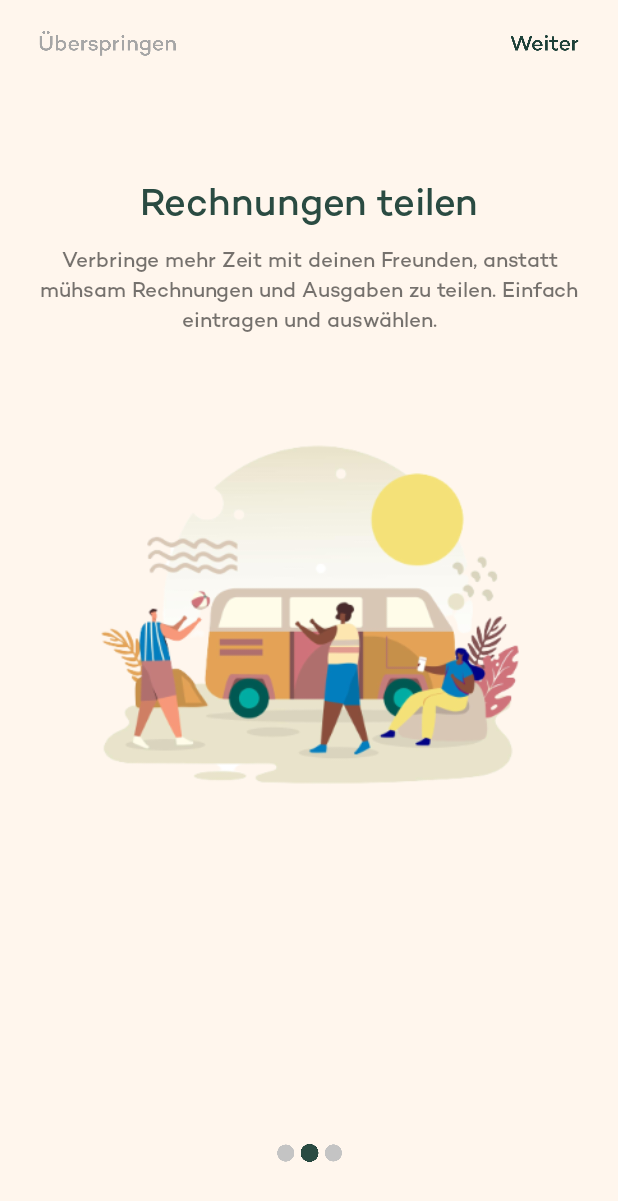
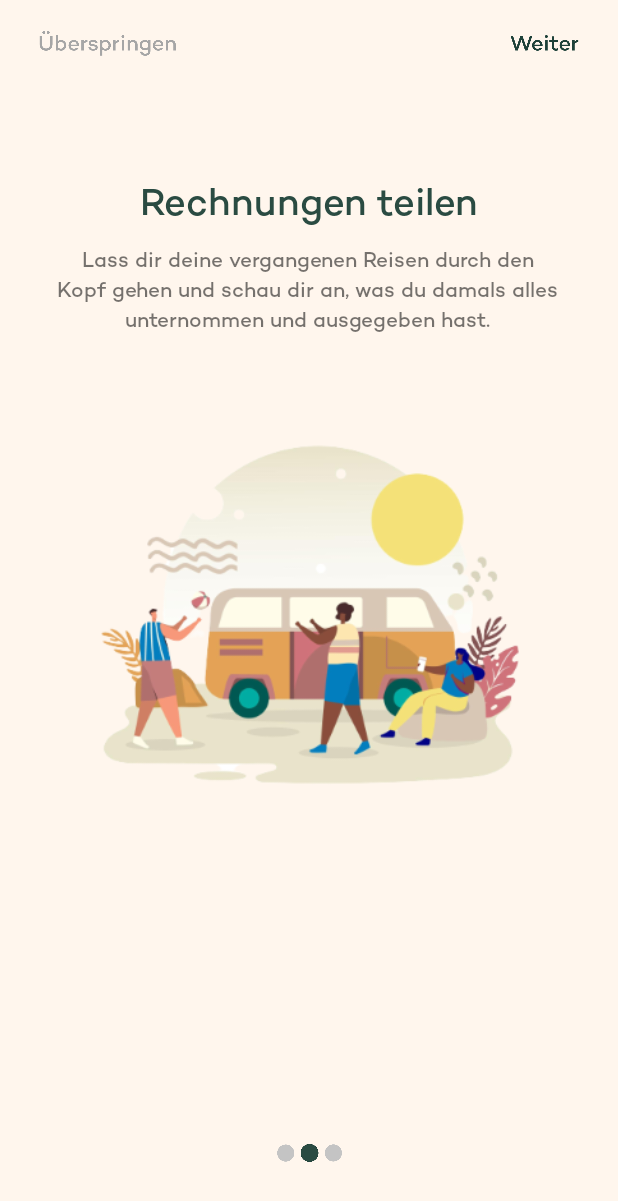
Before and after one commit to Plytek/roadsplit, an Android app: the TutActivityTwo screen opened directly, with no data from a screen before it, on a phone screen of 412 x 824 dp. Shown: the top 1201 px of the screen. Run offline under Robolectric (Android 15) with nearby library versions, the phone set to English and light mode, and no system bars.

Commit message:
Tryn to fix that Centering vom Text

```diff
--- a/app/src/main/res/layout/activity_tut_one.xml
+++ b/app/src/main/res/layout/activity_tut_one.xml
@@ -61,7 +61,7 @@
         android:layout_marginEnd="16dp"
         android:gravity="center"
         android:lineSpacingExtra="5sp"
-        android:text="Plane gemeinsam mit deinen Freunden deine eigene Reise. Inklusive Packliste, Reisestopps Budgetplanung und viel mehr."
+        android:text="Lass dir deine vergangenen Reisen durch den Kopf gehen und schau dir an, was du damals alles unternommen und ausgegeben hast."
         app:layout_constraintBottom_toBottomOf="parent"
         app:layout_constraintEnd_toEndOf="parent"
         app:layout_constraintHorizontal_bias="0.515"
--- a/app/src/main/res/layout/activity_tut_three.xml
+++ b/app/src/main/res/layout/activity_tut_three.xml
@@ -35,8 +35,10 @@
         app:layout_constraintEnd_toEndOf="parent"
         app:layout_constraintStart_toStartOf="parent"
         app:layout_constraintTop_toTopOf="parent"
-        app:layout_constraintVertical_bias="0.14" />
+        app:layout_constraintVertical_bias="0.14" /><![CDATA[
     />
+
+    ]]>
 
     <TextView
         android:id="@+id/textView7"
@@ -49,7 +51,7 @@
         android:text="Lass dir deine vergangenen Reisen durch den Kopf gehen und schau dir an, was du damals alles unternommen und ausgegeben hast."
         app:layout_constraintBottom_toBottomOf="parent"
         app:layout_constraintEnd_toEndOf="parent"
-        app:layout_constraintHorizontal_bias="0.515"
+        app:layout_constraintHorizontal_bias="0.0"
         app:layout_constraintStart_toStartOf="parent"
         app:layout_constraintTop_toBottomOf="@+id/textView6"
         app:layout_constraintVertical_bias="0.0" />
--- a/app/src/main/res/layout/activity_tut_two.xml
+++ b/app/src/main/res/layout/activity_tut_two.xml
@@ -59,10 +59,10 @@
         android:layout_marginEnd="16dp"
         android:gravity="center"
         android:lineSpacingExtra="5sp"
-        android:text="Verbringe mehr Zeit mit deinen Freunden, anstatt mühsam Rechnungen und Ausgaben zu teilen. Einfach eintragen und auswählen."
+        android:text="Lass dir deine vergangenen Reisen durch den Kopf gehen und schau dir an, was du damals alles unternommen und ausgegeben hast."
         app:layout_constraintBottom_toBottomOf="parent"
         app:layout_constraintEnd_toEndOf="parent"
-        app:layout_constraintHorizontal_bias="0.515"
+        app:layout_constraintHorizontal_bias="0.0"
         app:layout_constraintStart_toStartOf="parent"
         app:layout_constraintTop_toBottomOf="@+id/textView3"
         app:layout_constraintVertical_bias="0.0" />
```
